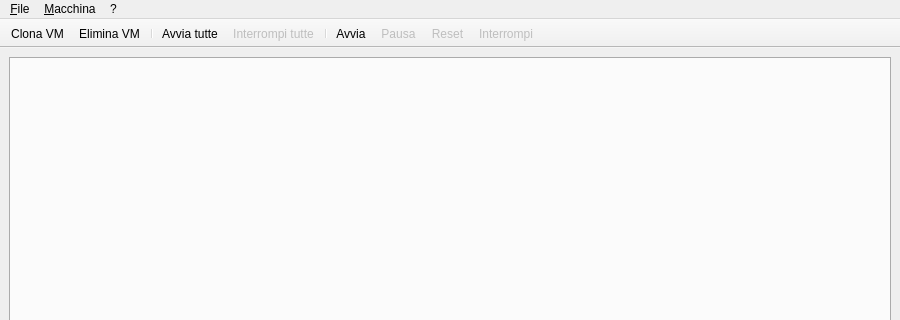
Before: the Qt Designer form MainWindow.ui in nanodario/vb-ant, drawn with Qt 5; both pictures show x 0 to 900 and y 0 to 320 of the 900 by 600 pixel window.
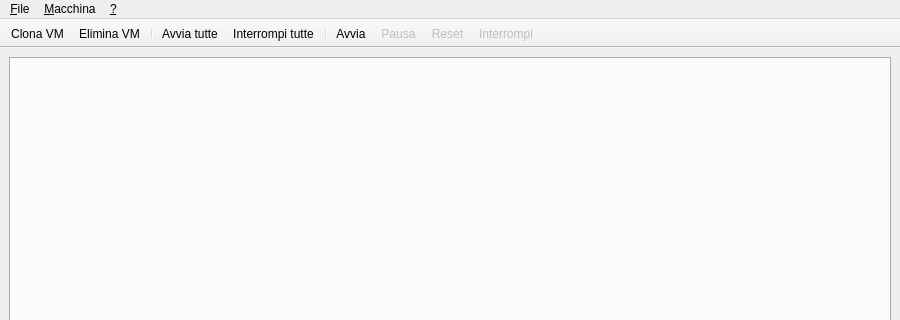
After: the same form once the commit is applied. Icons and pictures are not drawn.

Commit message: Aggiunta richiesta di conferma per uscire in presenza di macchine avviate

Diff of the .ui file:
```diff
--- a/MainWindow.ui
+++ b/MainWindow.ui
@@ -38,7 +38,7 @@
    </property>
    <widget class="QMenu" name="menu">
     <property name="title">
-     <string>?</string>
+     <string>&amp;?</string>
     </property>
     <addaction name="actionInfo_su"/>
    </widget>
@@ -370,9 +370,6 @@
    </property>
   </action>
   <action name="toolbarInterrompiAll">
-   <property name="enabled">
-    <bool>false</bool>
-   </property>
    <property name="icon">
     <iconset resource="res.qrc">
      <normaloff>:/poweroff/resources/vm_poweroff_16px.png</normaloff>:/poweroff/resources/vm_poweroff_16px.png</iconset>
```
Left out of the diff: 28 changed lines with no effect on the pictures. The commit also changes 1 other file.
